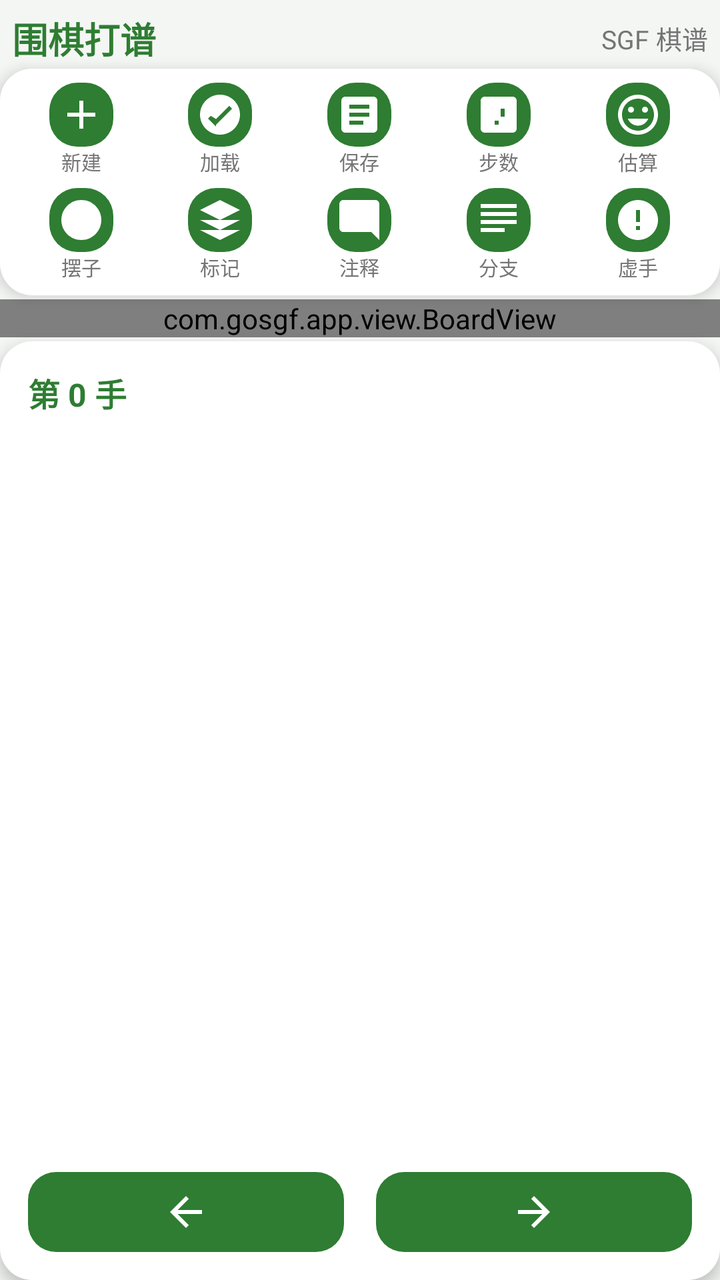
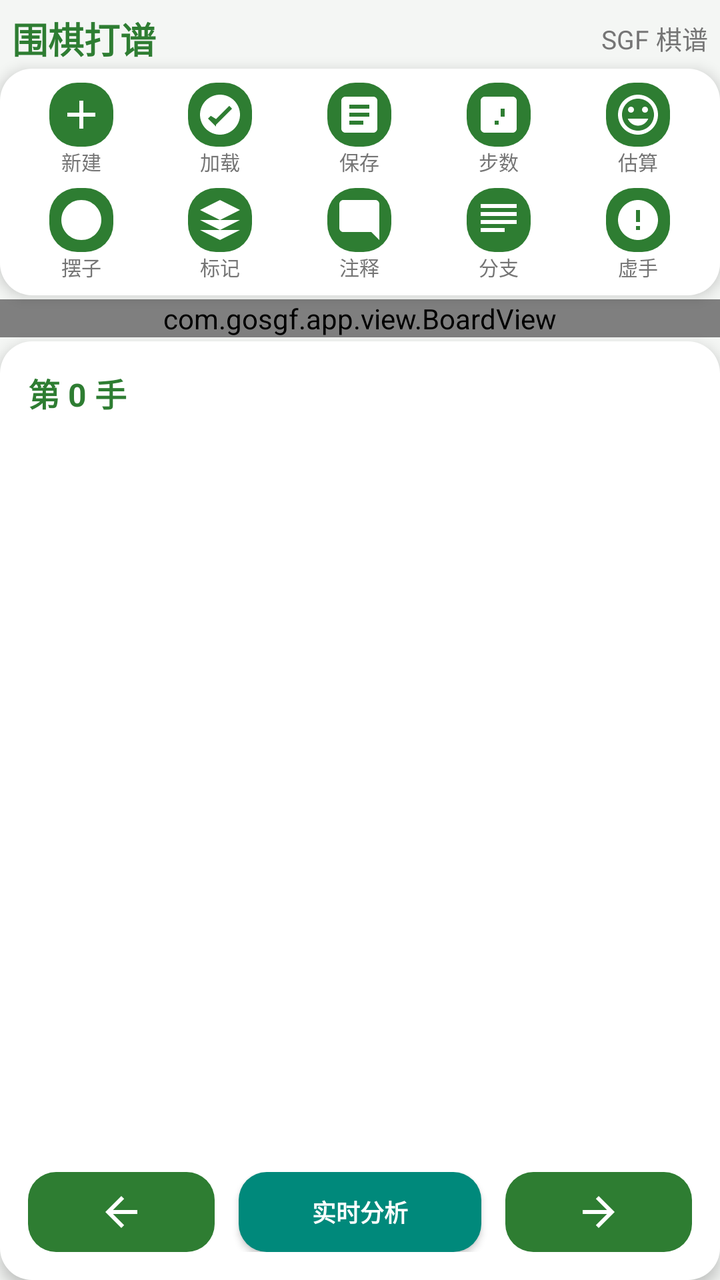

Compare the two renders of this Android layout. The source of the first and the diff that turns it into the second are given below.
<!-- AndroidManifest.xml: application theme Theme.GoRecordApp -->
<!-- res/layout/activity_main.xml -->
<?xml version="1.0" encoding="utf-8"?>
<LinearLayout xmlns:android="http://schemas.android.com/apk/res/android"
    xmlns:tools="http://schemas.android.com/tools"
    android:layout_width="match_parent"
    android:layout_height="match_parent"
    android:orientation="vertical"
    android:background="@color/background"
    android:paddingLeft="0dp"
    android:paddingRight="0dp"
    android:paddingTop="6dp"
    android:paddingBottom="0dp"
    tools:context=".MainActivity">

    
    <LinearLayout
        android:layout_width="match_parent"
        android:layout_height="wrap_content"
        android:orientation="horizontal"
        android:gravity="center_vertical"
        android:paddingHorizontal="6dp"
        android:layout_marginBottom="2dp">

        <TextView
            android:layout_width="0dp"
            android:layout_height="wrap_content"
            android:layout_weight="1"
            android:text="@string/app_name"
            android:textSize="18sp"
            android:textStyle="bold"
            android:textColor="@color/colorPrimary" />

        <TextView
            android:layout_width="wrap_content"
            android:layout_height="wrap_content"
            android:text="SGF 棋谱"
            android:textSize="13sp"
            android:textColor="@color/text_secondary" />
    </LinearLayout>

    
    <LinearLayout
        android:layout_width="match_parent"
        android:layout_height="wrap_content"
        android:orientation="vertical"
        android:background="@drawable/bg_card"
        android:elevation="4dp"
        android:padding="6dp"
        android:layout_marginBottom="2dp">

        <LinearLayout
            android:layout_width="match_parent"
            android:layout_height="wrap_content"
            android:orientation="horizontal"
            android:weightSum="5"
            android:layout_marginBottom="4dp">

            <LinearLayout
                android:layout_width="0dp"
                android:layout_height="wrap_content"
                android:layout_weight="1"
                android:orientation="vertical"
                android:gravity="center"
                android:padding="1dp">
                <ImageButton
                    android:id="@+id/btn_new"
                    android:layout_width="32dp"
                    android:layout_height="32dp"
                    android:background="@drawable/btn_secondary"
                    android:src="@drawable/ic_new"
                    android:scaleType="centerInside"
                    android:contentDescription="@string/new_game"
                    android:layout_marginBottom="0dp" />
                <TextView
                    android:layout_width="wrap_content"
                    android:layout_height="wrap_content"
                    android:text="@string/new_game"
                    android:textSize="10sp"
                    android:textColor="@color/text_secondary" />
            </LinearLayout>

            <LinearLayout
                android:layout_width="0dp"
                android:layout_height="wrap_content"
                android:layout_weight="1"
                android:orientation="vertical"
                android:gravity="center"
                android:padding="1dp">
                <ImageButton
                    android:id="@+id/btn_load"
                    android:layout_width="32dp"
                    android:layout_height="32dp"
                    android:background="@drawable/btn_secondary"
                    android:src="@drawable/ic_load"
                    android:scaleType="centerInside"
                    android:contentDescription="@string/load_game"
                    android:layout_marginBottom="0dp" />
                <TextView
                    android:layout_width="wrap_content"
                    android:layout_height="wrap_content"
                    android:text="@string/load_game"
                    android:textSize="10sp"
                    android:textColor="@color/text_secondary" />
            </LinearLayout>

            <LinearLayout
                android:layout_width="0dp"
                android:layout_height="wrap_content"
                android:layout_weight="1"
                android:orientation="vertical"
                android:gravity="center"
                android:padding="1dp">
                <ImageButton
                    android:id="@+id/btn_save"
                    android:layout_width="32dp"
                    android:layout_height="32dp"
                    android:background="@drawable/btn_secondary"
                    android:src="@drawable/ic_save"
                    android:scaleType="centerInside"
                    android:contentDescription="@string/save_game"
                    android:layout_marginBottom="0dp" />
                <TextView
                    android:layout_width="wrap_content"
                    android:layout_height="wrap_content"
                    android:text="@string/save_game"
                    android:textSize="10sp"
                    android:textColor="@color/text_secondary" />
            </LinearLayout>

            <LinearLayout
                android:layout_width="0dp"
                android:layout_height="wrap_content"
                android:layout_weight="1"
                android:orientation="vertical"
                android:gravity="center"
                android:padding="1dp">
                <ImageButton
                    android:id="@+id/btn_show_numbers"
                    android:layout_width="32dp"
                    android:layout_height="32dp"
                    android:background="@drawable/btn_secondary"
                    android:src="@drawable/ic_number"
                    android:scaleType="centerInside"
                    android:contentDescription="@string/show_numbers"
                    android:layout_marginBottom="0dp" />
                <TextView
                    android:layout_width="wrap_content"
                    android:layout_height="wrap_content"
                    android:text="@string/show_numbers"
                    android:textSize="10sp"
                    android:textColor="@color/text_secondary" />
            </LinearLayout>

            <LinearLayout
                android:layout_width="0dp"
                android:layout_height="wrap_content"
                android:layout_weight="1"
                android:orientation="vertical"
                android:gravity="center"
                android:padding="1dp">
                <ImageButton
                    android:id="@+id/btn_score"
                    android:layout_width="32dp"
                    android:layout_height="32dp"
                    android:background="@drawable/btn_secondary"
                    android:src="@drawable/ic_score"
                    android:scaleType="centerInside"
                    android:contentDescription="@string/estimate"
                    android:layout_marginBottom="0dp" />
                <TextView
                    android:layout_width="wrap_content"
                    android:layout_height="wrap_content"
                    android:text="@string/estimate"
                    android:textSize="10sp"
                    android:textColor="@color/text_secondary" />
            </LinearLayout>
        </LinearLayout>

        <LinearLayout
            android:layout_width="match_parent"
            android:layout_height="wrap_content"
            android:orientation="horizontal"
            android:weightSum="5">

            <LinearLayout
                android:layout_width="0dp"
                android:layout_height="wrap_content"
                android:layout_weight="1"
                android:orientation="vertical"
                android:gravity="center"
                android:padding="1dp">
                <ImageButton
                    android:id="@+id/btn_place"
                    android:layout_width="32dp"
                    android:layout_height="32dp"
                    android:background="@drawable/btn_secondary"
                    android:src="@drawable/ic_place"
                    android:scaleType="centerInside"
                    android:contentDescription="@string/place_stones"
                    android:layout_marginBottom="0dp" />
                <TextView
                    android:id="@+id/btn_place_label"
                    android:layout_width="wrap_content"
                    android:layout_height="wrap_content"
                    android:text="@string/place_stones"
                    android:textSize="10sp"
                    android:textColor="@color/text_secondary" />
            </LinearLayout>

            <LinearLayout
                android:layout_width="0dp"
                android:layout_height="wrap_content"
                android:layout_weight="1"
                android:orientation="vertical"
                android:gravity="center"
                android:padding="1dp">
                <ImageButton
                    android:id="@+id/btn_mark"
                    android:layout_width="32dp"
                    android:layout_height="32dp"
                    android:background="@drawable/btn_secondary"
                    android:src="@drawable/ic_mark"
                    android:scaleType="centerInside"
                    android:contentDescription="@string/mark"
                    android:layout_marginBottom="0dp" />
                <TextView
                    android:layout_width="wrap_content"
                    android:layout_height="wrap_content"
                    android:text="@string/mark"
                    android:textSize="10sp"
                    android:textColor="@color/text_secondary" />
            </LinearLayout>

            <LinearLayout
                android:layout_width="0dp"
                android:layout_height="wrap_content"
                android:layout_weight="1"
                android:orientation="vertical"
                android:gravity="center"
                android:padding="1dp">
                <ImageButton
                    android:id="@+id/btn_comment"
                    android:layout_width="32dp"
                    android:layout_height="32dp"
                    android:background="@drawable/btn_secondary"
                    android:src="@drawable/ic_comment"
                    android:scaleType="centerInside"
                    android:contentDescription="@string/comment"
                    android:layout_marginBottom="0dp" />
                <TextView
                    android:layout_width="wrap_content"
                    android:layout_height="wrap_content"
                    android:text="@string/comment"
                    android:textSize="10sp"
                    android:textColor="@color/text_secondary" />
            </LinearLayout>

            <LinearLayout
                android:layout_width="0dp"
                android:layout_height="wrap_content"
                android:layout_weight="1"
                android:orientation="vertical"
                android:gravity="center"
                android:padding="1dp">
                <ImageButton
                    android:id="@+id/btn_delete_branch"
                    android:layout_width="32dp"
                    android:layout_height="32dp"
                    android:background="@drawable/btn_secondary"
                    android:src="@drawable/ic_branch"
                    android:scaleType="centerInside"
                    android:contentDescription="@string/branch"
                    android:layout_marginBottom="0dp" />
                <TextView
                    android:layout_width="wrap_content"
                    android:layout_height="wrap_content"
                    android:text="@string/branch"
                    android:textSize="10sp"
                    android:textColor="@color/text_secondary" />
            </LinearLayout>

            <LinearLayout
                android:layout_width="0dp"
                android:layout_height="wrap_content"
                android:layout_weight="1"
                android:orientation="vertical"
                android:gravity="center"
                android:padding="1dp">
                <ImageButton
                    android:id="@+id/btn_pass"
                    android:layout_width="32dp"
                    android:layout_height="32dp"
                    android:background="@drawable/btn_secondary"
                    android:src="@drawable/ic_pass"
                    android:scaleType="centerInside"
                    android:contentDescription="@string/pass"
                    android:layout_marginBottom="0dp" />
                <TextView
                    android:layout_width="wrap_content"
                    android:layout_height="wrap_content"
                    android:text="@string/pass"
                    android:textSize="10sp"
                    android:textColor="@color/text_secondary" />
            </LinearLayout>
        </LinearLayout>
    </LinearLayout>

    
    <LinearLayout
        android:layout_width="match_parent"
        android:layout_height="0dp"
        android:layout_weight="1"
        android:orientation="vertical">

        <com.gosgf.app.view.BoardView
            android:id="@+id/boardView"
            android:layout_width="match_parent"
            android:layout_height="wrap_content"
            android:layout_gravity="center_horizontal" />

        
        <LinearLayout
            android:layout_width="match_parent"
            android:layout_height="0dp"
            android:layout_weight="1"
            android:orientation="vertical"
            android:background="@drawable/bg_card"
            android:elevation="4dp"
            android:padding="14dp"
            android:layout_marginTop="2dp">

            <TextView
                android:id="@+id/moveCountText"
                android:layout_width="match_parent"
                android:layout_height="wrap_content"
                android:text="第 0 手"
                android:textSize="16sp"
                android:textStyle="bold"
                android:textColor="@color/colorPrimary" />

            <ScrollView
                android:id="@+id/commentScrollView"
                android:layout_width="match_parent"
                android:layout_height="0dp"
                android:layout_weight="1"
                android:layout_marginTop="8dp">

                <TextView
                    android:id="@+id/commentText"
                    android:layout_width="match_parent"
                    android:layout_height="wrap_content"
                    android:textSize="15sp"
                    android:textColor="@color/text_primary"
                    android:lineSpacingExtra="2dp" />
            </ScrollView>

            
            <LinearLayout
                android:layout_width="match_parent"
                android:layout_height="wrap_content"
                android:orientation="horizontal"
                android:gravity="center"
                android:layout_marginTop="12dp">

                <ImageButton
                    android:id="@+id/btn_previous"
                    android:layout_width="0dp"
                    android:layout_height="40dp"
                    android:layout_weight="1"
                    android:layout_marginEnd="8dp"
                    android:background="@drawable/btn_secondary"
                    android:backgroundTint="@null"
                    android:src="@drawable/ic_previous"
                    android:scaleType="centerInside"
                    android:contentDescription="@string/action_previous" />

                <ImageButton
                    android:id="@+id/btn_next"
                    android:layout_width="0dp"
                    android:layout_height="40dp"
                    android:layout_weight="1"
                    android:layout_marginStart="8dp"
                    android:background="@drawable/btn_secondary"
                    android:backgroundTint="@null"
                    android:src="@drawable/ic_next"
                    android:scaleType="centerInside"
                    android:contentDescription="@string/action_next" />
            </LinearLayout>
        </LinearLayout>
    </LinearLayout>

</LinearLayout>
<!-- resources referenced by this layout -->
<resources>
  <color name="background">#F4F6F4</color>
  <color name="colorPrimary">#2E7D32</color>
  <color name="text_primary">#212121</color>
  <color name="text_secondary">#757575</color>
  <!-- drawable bg_card (drawable) -->
  <?xml version="1.0" encoding="utf-8"?>
  <shape xmlns:android="http://schemas.android.com/apk/res/android"
      android:shape="rectangle">
      <solid android:color="@android:color/white"/>
      <corners android:radius="16dp"/>
  </shape>
  <!-- drawable ic_branch (drawable) -->
  <vector xmlns:android="http://schemas.android.com/apk/res/android"
      android:width="24dp"
      android:height="24dp"
      android:viewportWidth="24"
      android:viewportHeight="24">
      <path
          android:fillColor="@color/icon_color"
          android:pathData="M3 12h18v2H3zm0-8h18v2H3zm0 4h18v2H3zm0 8h12v2H3z"/>
  </vector>
  <!-- drawable ic_mark (drawable) -->
  <vector xmlns:android="http://schemas.android.com/apk/res/android"
      android:width="24dp"
      android:height="24dp"
      android:viewportWidth="24"
      android:viewportHeight="24">
      <path
          android:fillColor="@color/icon_color"
          android:pathData="M12 2L2 7l10 5 10-5-10-5zM2 17l10 5 10-5M2 12l10 5 10-5"/>
  </vector>
  <!-- drawable ic_new (drawable) -->
  <vector xmlns:android="http://schemas.android.com/apk/res/android"
      android:width="24dp"
      android:height="24dp"
      android:viewportWidth="24"
      android:viewportHeight="24">
      <path
          android:fillColor="@color/icon_color"
          android:pathData="M19 13h-6v6h-2v-6H5v-2h6V5h2v6h6v2z"/>
  </vector>
  <!-- drawable ic_next (drawable) -->
  <vector xmlns:android="http://schemas.android.com/apk/res/android"
      android:width="24dp"
      android:height="24dp"
      android:viewportWidth="24"
      android:viewportHeight="24">
      <path
          android:fillColor="@color/icon_color"
          android:pathData="M12 4l-1.41 1.41L16.17 11H4v2h12.17l-5.58 5.59L12 20l8-8z"/>
  </vector>
  <string name="action_next">下一步</string>
  <string name="action_previous">上一步</string>
  <string name="app_name">围棋打谱</string>
  <string name="branch">分支</string>
  <string name="comment">注释</string>
  <string name="estimate">估算</string>
  <string name="load_game">加载</string>
  <string name="mark">标记</string>
  <string name="new_game">新建</string>
  <string name="pass">虚手</string>
  <string name="place_stones">摆子</string>
  <string name="save_game">保存</string>
  <string name="show_numbers">步数</string>
  <color name="ripple_on_primary">#40FFFFFF</color>
  <color name="icon_color">#FFFFFF</color>
  <color name="white">#FFFFFFFF</color>
  <color name="colorPrimaryVariant">#1B5E20</color>
  <color name="colorOnPrimary">#FFFFFF</color>
  <color name="colorSecondary">#00897B</color>
  <color name="colorSecondaryVariant">#00695C</color>
  <color name="colorOnSecondary">#FFFFFF</color>
  <color name="colorSurface">#FFFFFF</color>
  <color name="colorOnSurface">#212121</color>
  <color name="colorOnBackground">#212121</color>
  <color name="colorError">#B00020</color>
  <color name="colorOnError">#FFFFFF</color>
  <!-- unchanged entries left out for length: 10 -->
</resources>

<!-- the commit's change to res/layout/activity_main.xml (unified diff, before → after) -->
@@ -366,19 +366,31 @@
                     android:layout_width="0dp"
                     android:layout_height="40dp"
                     android:layout_weight="1"
-                    android:layout_marginEnd="8dp"
+                    android:layout_marginEnd="6dp"
                     android:background="@drawable/btn_secondary"
                     android:backgroundTint="@null"
                     android:src="@drawable/ic_previous"
                     android:scaleType="centerInside"
                     android:contentDescription="@string/action_previous" />
+
+                <Button
+                    android:id="@+id/btn_engine_analyze"
+                    android:layout_width="0dp"
+                    android:layout_height="40dp"
+                    android:layout_weight="1.3"
+                    android:layout_marginHorizontal="6dp"
+                    android:background="@drawable/btn_primary"
+                    android:text="@string/menu_engine_live_off"
+                    android:textSize="12sp"
+                    android:textStyle="bold"
+                    android:textColor="@android:color/white" />
 
                 <ImageButton
                     android:id="@+id/btn_next"
                     android:layout_width="0dp"
                     android:layout_height="40dp"
                     android:layout_weight="1"
-                    android:layout_marginStart="8dp"
+                    android:layout_marginStart="6dp"
                     android:background="@drawable/btn_secondary"
                     android:backgroundTint="@null"
                     android:src="@drawable/ic_next"
<!-- resource entries referenced after the edit -->
@@ -11,6 +11,23 @@
       <solid android:color="@android:color/white"/>
       <corners android:radius="16dp"/>
   </shape>
+  <!-- drawable btn_primary (drawable) -->
+  <?xml version="1.0" encoding="utf-8"?>
+  <ripple xmlns:android="http://schemas.android.com/apk/res/android"
+      android:color="@color/ripple_on_secondary">
+      <item android:id="@android:id/mask">
+          <shape android:shape="rectangle">
+              <solid android:color="@android:color/white"/>
+              <corners android:radius="14dp"/>
+          </shape>
+      </item>
+      <item>
+          <shape android:shape="rectangle">
+              <solid android:color="@color/colorSecondary"/>
+              <corners android:radius="14dp"/>
+          </shape>
+      </item>
+  </ripple>
   <!-- drawable ic_branch (drawable) -->
   <vector xmlns:android="http://schemas.android.com/apk/res/android"
       android:width="24dp"
@@ -59,11 +76,13 @@
   <string name="estimate">估算</string>
   <string name="load_game">加载</string>
   <string name="mark">标记</string>
+  <string name="menu_engine_live_off">实时分析</string>
   <string name="new_game">新建</string>
   <string name="pass">虚手</string>
   <string name="place_stones">摆子</string>
   <string name="save_game">保存</string>
   <string name="show_numbers">步数</string>
+  <color name="ripple_on_secondary">#40FFFFFF</color>
   <color name="ripple_on_primary">#40FFFFFF</color>
   <color name="icon_color">#FFFFFF</color>
   <color name="white">#FFFFFFFF</color>
